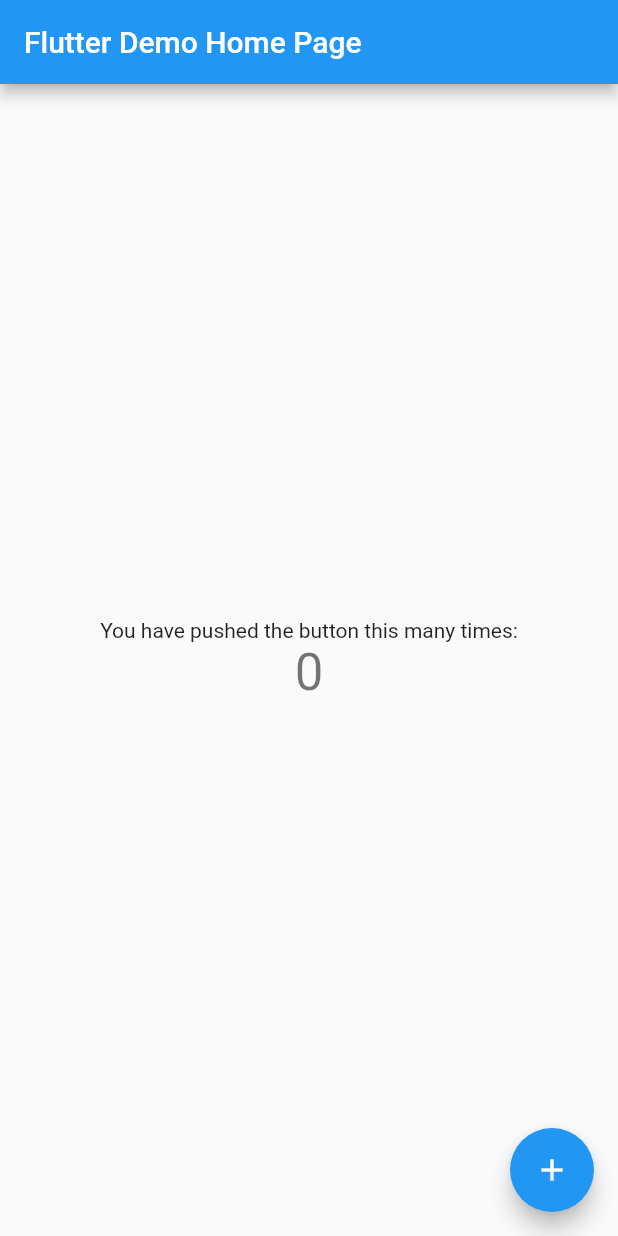
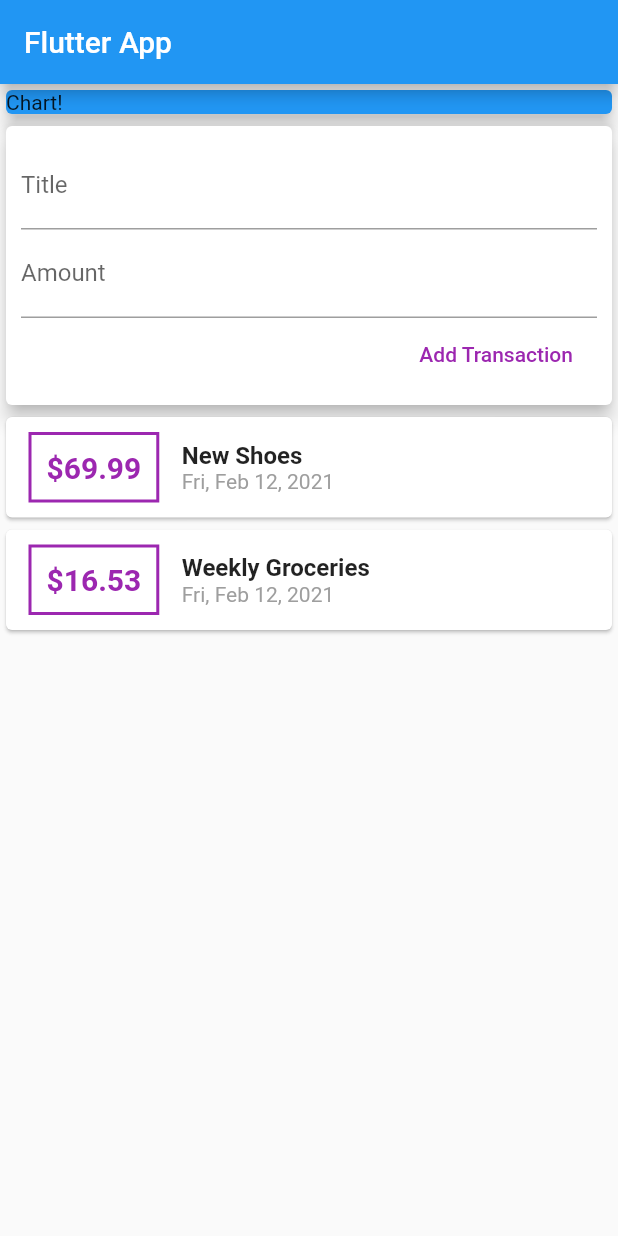
Before and after one commit to Aaryan8751/Personal-Expenses, a Flutter app: the screen it shows after launch, on a phone screen of 412 x 824 dp. Run offline on Flutter 3.47's test engine with Material 2 defaults, Android fonts, the phone set to English and light mode, and no system bars.

Commit message:
TextInputField,Card,Decoration,Alignment,Styles

```diff
--- a/lib/main.dart
+++ b/lib/main.dart
@@ -1,113 +1,126 @@
 import 'package:flutter/material.dart';
+import 'package:intl/intl.dart';
 
-void main() {
-  runApp(MyApp());
-}
+import './transaction.dart';
+
+void main() => runApp(MyApp());
 
 class MyApp extends StatelessWidget {
-  // This widget is the root of your application.
   @override
   Widget build(BuildContext context) {
     return MaterialApp(
-      title: 'Flutter Demo',
-      theme: ThemeData(
-        // This is the theme of your application.
-        //
-        // Try running your application with "flutter run". You'll see the
-        // application has a blue toolbar. Then, without quitting the app, try
-        // changing the primarySwatch below to Colors.green and then invoke
-        // "hot reload" (press "r" in the console where you ran "flutter run",
-        // or simply save your changes to "hot reload" in a Flutter IDE).
-        // Notice that the counter didn't reset back to zero; the application
-        // is not restarted.
-        primarySwatch: Colors.blue,
-      ),
-      home: MyHomePage(title: 'Flutter Demo Home Page'),
+      title: "My Flutter App",
+      home: MyHomePage(),
     );
   }
 }
 
-class MyHomePage extends StatefulWidget {
-  MyHomePage({Key key, this.title}) : super(key: key);
+class MyHomePage extends StatelessWidget {
+  final List<Transaction> transactions = [
+    Transaction(
+        id: "t1", title: "New Shoes", amount: 69.99, date: DateTime.now()),
+    Transaction(
+        id: "t2",
+        title: "Weekly Groceries",
+        amount: 16.53,
+        date: DateTime.now())
+  ];
 
-  // This widget is the home page of your application. It is stateful, meaning
-  // that it has a State object (defined below) that contains fields that affect
-  // how it looks.
+  //String titleInput;
+  //String amountInput;
 
-  // This class is the configuration for the state. It holds the values (in this
-  // case the title) provided by the parent (in this case the App widget) and
-  // used by the build method of the State. Fields in a Widget subclass are
-  // always marked "final".
-
-  final String title;
-
-  @override
-  _MyHomePageState createState() => _MyHomePageState();
-}
-
-class _MyHomePageState extends State<MyHomePage> {
-  int _counter = 0;
-
-  void _incrementCounter() {
-    setState(() {
-      // This call to setState tells the Flutter framework that something has
-      // changed in this State, which causes it to rerun the build method below
-      // so that the display can reflect the updated values. If we changed
-      // _counter without calling setState(), then the build method would not be
-      // called again, and so nothing would appear to happen.
-      _counter++;
-    });
-  }
+  final titleController = TextEditingController();
+  final amountController = TextEditingController();
 
   @override
   Widget build(BuildContext context) {
-    // This method is rerun every time setState is called, for instance as done
-    // by the _incrementCounter method above.
-    //
-    // The Flutter framework has been optimized to make rerunning build methods
-    // fast, so that you can just rebuild anything that needs updating rather
-    // than having to individually change instances of widgets.
     return Scaffold(
-      appBar: AppBar(
-        // Here we take the value from the MyHomePage object that was created by
-        // the App.build method, and use it to set our appbar title.
-        title: Text(widget.title),
+      appBar: AppBar(title: Text("Flutter App")),
+      body: Column(
+        // mainAxisAlignment: MainAxisAlignment.start,
+        crossAxisAlignment: CrossAxisAlignment.stretch,
+        children: <Widget>[
+          Container(
+            width: double.infinity,
+            child: Card(
+              child: Text("Chart!"),
+              color: Colors.blue,
+              elevation: 5,
             ),
-      body: Center(
-        // Center is a layout widget. It takes a single child and positions it
-        // in the middle of the parent.
+          ),
+          Card(
+            elevation: 5,
+            child: Container(
+              padding: EdgeInsets.all(10),
               child: Column(
-          // Column is also a layout widget. It takes a list of children and
-          // arranges them vertically. By default, it sizes itself to fit its
-          // children horizontally, and tries to be as tall as its parent.
-          //
-          // Invoke "debug painting" (press "p" in the console, choose the
-          // "Toggle Debug Paint" action from the Flutter Inspector in Android
-          // Studio, or the "Toggle Debug Paint" command in Visual Studio Code)
-          // to see the wireframe for each widget.
-          //
-          // Column has various properties to control how it sizes itself and
-          // how it positions its children. Here we use mainAxisAlignment to
-          // center the children vertically; the main axis here is the vertical
-          // axis because Columns are vertical (the cross axis would be
-          // horizontal).
-          mainAxisAlignment: MainAxisAlignment.center,
+                crossAxisAlignment: CrossAxisAlignment.end,
                 children: <Widget>[
+                  TextField(
+                    decoration: InputDecoration(labelText: "Title"),
+                    controller: titleController,
+                    /*onChanged: (val) {
+                      titleInput = val;
+                    },*/
+                  ),
+                  TextField(
+                    decoration: InputDecoration(labelText: "Amount"),
+                    controller: amountController,
+                    /* onChanged: (val) {
+                      amountInput = val;
+                    },*/
+                  ),
+                  FlatButton(
+                    child: Text("Add Transaction"),
+                    textColor: Colors.purple,
+                    onPressed: () {},
+                  )
+                ],
+              ),
+            ),
+          ),
+          Column(
+            children: [
+              ...(transactions).map((tx) {
+                return Card(
+                    child: Row(
+                  children: <Widget>[
+                    Container(
+                      padding: EdgeInsets.all(10),
+                      margin:
+                          EdgeInsets.symmetric(horizontal: 15, vertical: 10),
+                      decoration: BoxDecoration(
+                          border: Border.all(color: Colors.purple, width: 2)),
+                      child: Text("\$${tx.amount}",
+                          style: TextStyle(
+                              fontWeight: FontWeight.bold,
+                              fontSize: 20,
+                              color: Colors.purple)),
+                    ),
+                    Column(
+                      children: <Widget>[
+                        Column(
+                          crossAxisAlignment: CrossAxisAlignment.start,
+                          children: [
                             Text(
-              'You have pushed the button this many times:',
+                              tx.title,
+                              style: TextStyle(
+                                fontWeight: FontWeight.bold,
+                                fontSize: 16,
                               ),
-            Text(
-              '$_counter',
-              style: Theme.of(context).textTheme.headline4,
+                            ),
+                            Text(DateFormat.yMMMEd().format(tx.date),
+                                style: TextStyle(color: Colors.grey)),
+                          ],
+                        )
+                      ],
+                    )
+                  ],
+                ));
+              }).toList(),
+            ],
           ),
         ],
       ),
-      ),
-      floatingActionButton: FloatingActionButton(
-        onPressed: _incrementCounter,
-        tooltip: 'Increment',
-        child: Icon(Icons.add),
-      ), // This trailing comma makes auto-formatting nicer for build methods.
     );
   }
 }
--- /dev/null
+++ b/lib/transaction.dart
@@ -0,0 +1,13 @@
+import 'package:flutter/foundation.dart';
+
+class Transaction {
+  String id;
+  String title;
+  double amount;
+  DateTime date;
+
+  Transaction({@required this.id,
+              @required this.title,
+              @required this.amount,
+              @required this.date});
+}
--- a/pubspec.yaml
+++ b/pubspec.yaml
@@ -23,6 +23,7 @@ environment:
 dependencies:
   flutter:
     sdk: flutter
+  intl: ^0.16.1
 
 
   # The following adds the Cupertino Icons font to your application.
```
Also changed, not shown: pubspec.lock. Lines whose indentation alone changed are shown as unchanged.
